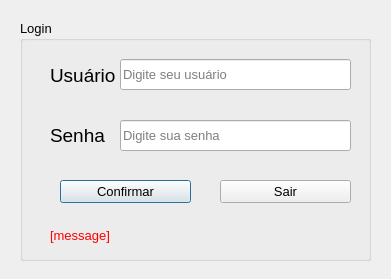
This is login.ui in bruno-bert/nfpauto as Qt 5 draws it before an edit. The edited form follows.
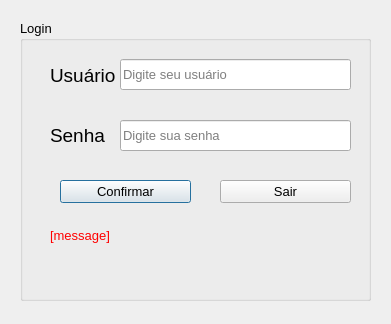
This is the edited form.

```diff
--- a/login.ui
+++ b/login.ui
@@ -7,7 +7,7 @@
     <x>0</x>
     <y>0</y>
     <width>391</width>
-    <height>279</height>
+    <height>324</height>
    </rect>
   </property>
   <property name="font">
@@ -24,7 +24,7 @@
      <x>20</x>
      <y>20</y>
      <width>351</width>
-     <height>241</height>
+     <height>281</height>
     </rect>
    </property>
    <property name="title">
```
Left out of the diff: 3 changed lines with no effect on the pictures.
